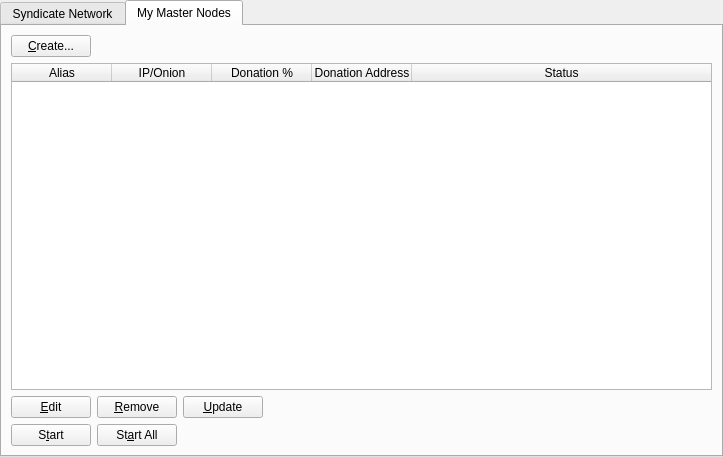
This is src/qt/forms/masternodemanager.ui in thibetabc/SyndicateQT as Qt 5 draws it before an edit. The edited form follows.
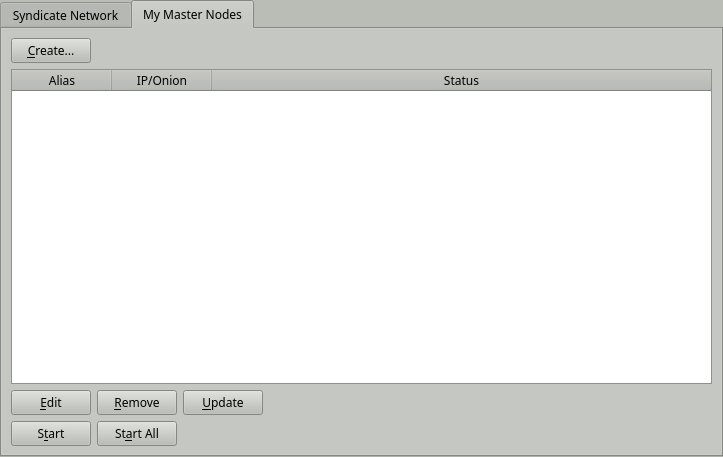
This is the edited form. The open tabs and pages were chosen to show the change.

```diff
--- a/src/qt/forms/masternodemanager.ui
+++ b/src/qt/forms/masternodemanager.ui
@@ -10,6 +10,426 @@
     <height>457</height>
    </rect>
   </property>
+  <property name="palette">
+   <palette>
+    <active>
+     <colorrole role="WindowText">
+      <brush brushstyle="SolidPattern">
+       <color alpha="255">
+        <red>0</red>
+        <green>0</green>
+        <blue>0</blue>
+       </color>
+      </brush>
+     </colorrole>
+     <colorrole role="Button">
+      <brush brushstyle="SolidPattern">
+       <color alpha="255">
+        <red>186</red>
+        <green>189</green>
+        <blue>182</blue>
+       </color>
+      </brush>
+     </colorrole>
+     <colorrole role="Light">
+      <brush brushstyle="SolidPattern">
+       <color alpha="255">
+        <red>255</red>
+        <green>255</green>
+        <blue>255</blue>
+       </color>
+      </brush>
+     </colorrole>
+     <colorrole role="Midlight">
+      <brush brushstyle="SolidPattern">
+       <color alpha="255">
+        <red>220</red>
+        <green>222</green>
+        <blue>218</blue>
+       </color>
+      </brush>
+     </colorrole>
+     <colorrole role="Dark">
+      <brush brushstyle="SolidPattern">
+       <color alpha="255">
+        <red>93</red>
+        <green>94</green>
+        <blue>91</blue>
+       </color>
+      </brush>
+     </colorrole>
+     <colorrole role="Mid">
+      <brush brushstyle="SolidPattern">
+       <color alpha="255">
+        <red>124</red>
+        <green>126</green>
+        <blue>121</blue>
+       </color>
+      </brush>
+     </colorrole>
+     <colorrole role="Text">
+      <brush brushstyle="SolidPattern">
+       <color alpha="255">
+        <red>0</red>
+        <green>0</green>
+        <blue>0</blue>
+       </color>
+      </brush>
+     </colorrole>
+     <colorrole role="BrightText">
+      <brush brushstyle="SolidPattern">
+       <color alpha="255">
+        <red>255</red>
+        <green>255</green>
+        <blue>255</blue>
+       </color>
+      </brush>
+     </colorrole>
+     <colorrole role="ButtonText">
+      <brush brushstyle="SolidPattern">
+       <color alpha="255">
+        <red>0</red>
+        <green>0</green>
+        <blue>0</blue>
+       </color>
+      </brush>
+     </colorrole>
+     <colorrole role="Base">
+      <brush brushstyle="SolidPattern">
+       <color alpha="255">
+        <red>255</red>
+        <green>255</green>
+        <blue>255</blue>
+       </color>
+      </brush>
+     </colorrole>
+     <colorrole role="Window">
+      <brush brushstyle="SolidPattern">
+       <color alpha="255">
+        <red>186</red>
+        <green>189</green>
+        <blue>182</blue>
+       </color>
+      </brush>
+     </colorrole>
+     <colorrole role="Shadow">
+      <brush brushstyle="SolidPattern">
+       <color alpha="255">
+        <red>0</red>
+        <green>0</green>
+        <blue>0</blue>
+       </color>
+      </brush>
+     </colorrole>
+     <colorrole role="AlternateBase">
+      <brush brushstyle="SolidPattern">
+       <color alpha="255">
+        <red>220</red>
+        <green>222</green>
+        <blue>218</blue>
+       </color>
+      </brush>
+     </colorrole>
+     <colorrole role="ToolTipBase">
+      <brush brushstyle="SolidPattern">
+       <color alpha="255">
+        <red>255</red>
+        <green>255</green>
+        <blue>220</blue>
+       </color>
+      </brush>
+     </colorrole>
+     <colorrole role="ToolTipText">
+      <brush brushstyle="SolidPattern">
+       <color alpha="255">
+        <red>0</red>
+        <green>0</green>
+        <blue>0</blue>
+       </color>
+      </brush>
+     </colorrole>
+    </active>
+    <inactive>
+     <colorrole role="WindowText">
+      <brush brushstyle="SolidPattern">
+       <color alpha="255">
+        <red>0</red>
+        <green>0</green>
+        <blue>0</blue>
+       </color>
+      </brush>
+     </colorrole>
+     <colorrole role="Button">
+      <brush brushstyle="SolidPattern">
+       <color alpha="255">
+        <red>186</red>
+        <green>189</green>
+        <blue>182</blue>
+       </color>
+      </brush>
+     </colorrole>
+     <colorrole role="Light">
+      <brush brushstyle="SolidPattern">
+       <color alpha="255">
+        <red>255</red>
+        <green>255</green>
+        <blue>255</blue>
+       </color>
+      </brush>
+     </colorrole>
+     <colorrole role="Midlight">
+      <brush brushstyle="SolidPattern">
+       <color alpha="255">
+        <red>220</red>
+        <green>222</green>
+        <blue>218</blue>
+       </color>
+      </brush>
+     </colorrole>
+     <colorrole role="Dark">
+      <brush brushstyle="SolidPattern">
+       <color alpha="255">
+        <red>93</red>
+        <green>94</green>
+        <blue>91</blue>
+       </color>
+      </brush>
+     </colorrole>
+     <colorrole role="Mid">
+      <brush brushstyle="SolidPattern">
+       <color alpha="255">
+        <red>124</red>
+        <green>126</green>
+        <blue>121</blue>
+       </color>
+      </brush>
+     </colorrole>
+     <colorrole role="Text">
+      <brush brushstyle="SolidPattern">
+       <color alpha="255">
+        <red>0</red>
+        <green>0</green>
+        <blue>0</blue>
+       </color>
+      </brush>
+     </colorrole>
+     <colorrole role="BrightText">
+      <brush brushstyle="SolidPattern">
+       <color alpha="255">
+        <red>255</red>
+        <green>255</green>
+        <blue>255</blue>
+       </color>
+      </brush>
+     </colorrole>
+     <colorrole role="ButtonText">
+      <brush brushstyle="SolidPattern">
+       <color alpha="255">
+        <red>0</red>
+        <green>0</green>
+        <blue>0</blue>
+       </color>
+      </brush>
+     </colorrole>
+     <colorrole role="Base">
+      <brush brushstyle="SolidPattern">
+       <color alpha="255">
+        <red>255</red>
+        <green>255</green>
+        <blue>255</blue>
+       </color>
+      </brush>
+     </colorrole>
+     <colorrole role="Window">
+      <brush brushstyle="SolidPattern">
+       <color alpha="255">
+        <red>186</red>
+        <green>189</green>
+        <blue>182</blue>
+       </color>
+      </brush>
+     </colorrole>
+     <colorrole role="Shadow">
+      <brush brushstyle="SolidPattern">
+       <color alpha="255">
+        <red>0</red>
+        <green>0</green>
+        <blue>0</blue>
+       </color>
+      </brush>
+     </colorrole>
+     <colorrole role="AlternateBase">
+      <brush brushstyle="SolidPattern">
+       <color alpha="255">
+        <red>220</red>
+        <green>222</green>
+        <blue>218</blue>
+       </color>
+      </brush>
+     </colorrole>
+     <colorrole role="ToolTipBase">
+      <brush brushstyle="SolidPattern">
+       <color alpha="255">
+        <red>255</red>
+        <green>255</green>
+        <blue>220</blue>
+       </color>
+      </brush>
+     </colorrole>
+     <colorrole role="ToolTipText">
+      <brush brushstyle="SolidPattern">
+       <color alpha="255">
+        <red>0</red>
+        <green>0</green>
+        <blue>0</blue>
+       </color>
+      </brush>
+     </colorrole>
+    </inactive>
+    <disabled>
+     <colorrole role="WindowText">
+      <brush brushstyle="SolidPattern">
+       <color alpha="255">
+        <red>93</red>
+        <green>94</green>
+        <blue>91</blue>
+       </color>
+      </brush>
+     </colorrole>
+     <colorrole role="Button">
+      <brush brushstyle="SolidPattern">
+       <color alpha="255">
+        <red>186</red>
+        <green>189</green>
+        <blue>182</blue>
+       </color>
+      </brush>
+     </colorrole>
+     <colorrole role="Light">
+      <brush brushstyle="SolidPattern">
+       <color alpha="255">
+        <red>255</red>
+        <green>255</green>
+        <blue>255</blue>
+       </color>
+      </brush>
+     </colorrole>
+     <colorrole role="Midlight">
+      <brush brushstyle="SolidPattern">
+       <color alpha="255">
+        <red>220</red>
+        <green>222</green>
+        <blue>218</blue>
+       </color>
+      </brush>
+     </colorrole>
+     <colorrole role="Dark">
+      <brush brushstyle="SolidPattern">
+       <color alpha="255">
+        <red>93</red>
+        <green>94</green>
+        <blue>91</blue>
+       </color>
+      </brush>
+     </colorrole>
+     <colorrole role="Mid">
+      <brush brushstyle="SolidPattern">
+       <color alpha="255">
+        <red>124</red>
+        <green>126</green>
+        <blue>121</blue>
+       </color>
+      </brush>
+     </colorrole>
+     <colorrole role="Text">
+      <brush brushstyle="SolidPattern">
+       <color alpha="255">
+        <red>93</red>
+        <green>94</green>
+        <blue>91</blue>
+       </color>
+      </brush>
+     </colorrole>
+     <colorrole role="BrightText">
+      <brush brushstyle="SolidPattern">
+       <color alpha="255">
+        <red>255</red>
+        <green>255</green>
+        <blue>255</blue>
+       </color>
+      </brush>
+     </colorrole>
+     <colorrole role="ButtonText">
+      <brush brushstyle="SolidPattern">
+       <color alpha="255">
+        <red>93</red>
+        <green>94</green>
+        <blue>91</blue>
+       </color>
+      </brush>
+     </colorrole>
+     <colorrole role="Base">
+      <brush brushstyle="SolidPattern">
+       <color alpha="255">
+        <red>186</red>
+        <green>189</green>
+        <blue>182</blue>
+       </color>
+      </brush>
+     </colorrole>
+     <colorrole role="Window">
+      <brush brushstyle="SolidPattern">
+       <color alpha="255">
+        <red>186</red>
+        <green>189</green>
+        <blue>182</blue>
+       </color>
+      </brush>
+     </colorrole>
+     <colorrole role="Shadow">
+      <brush brushstyle="SolidPattern">
+       <color alpha="255">
+        <red>0</red>
+        <green>0</green>
+        <blue>0</blue>
+       </color>
+      </brush>
+     </colorrole>
+     <colorrole role="AlternateBase">
+      <brush brushstyle="SolidPattern">
+       <color alpha="255">
+        <red>186</red>
+        <green>189</green>
+        <blue>182</blue>
+       </color>
+      </brush>
+     </colorrole>
+     <colorrole role="ToolTipBase">
+      <brush brushstyle="SolidPattern">
+       <color alpha="255">
+        <red>255</red>
+        <green>255</green>
+        <blue>220</blue>
+       </color>
+      </brush>
+     </colorrole>
+     <colorrole role="ToolTipText">
+      <brush brushstyle="SolidPattern">
+       <color alpha="255">
+        <red>0</red>
+        <green>0</green>
+        <blue>0</blue>
+       </color>
+      </brush>
+     </colorrole>
+    </disabled>
+   </palette>
+  </property>
+  <property name="font">
+   <font>
+    <family>Sawasdee</family>
+   </font>
+  </property>
   <property name="windowTitle">
    <string>Form</string>
   </property>
@@ -33,6 +453,11 @@
      </property>
      <item>
       <widget class="QTabWidget" name="tabWidget">
+       <property name="font">
+        <font>
+         <family>Sawasdee</family>
+        </font>
+       </property>
        <property name="currentIndex">
         <number>1</number>
        </property>
@@ -189,6 +614,11 @@
             <layout class="QHBoxLayout" name="horizontalLayout">
              <item>
               <widget class="QPushButton" name="createButton">
+               <property name="font">
+                <font>
+                 <family>Sawasdee</family>
+                </font>
+               </property>
                <property name="text">
                 <string>&amp;Create...</string>
                </property>
@@ -196,6 +626,11 @@
              </item>
              <item>
               <spacer name="horizontalSpacer">
+               <property name="font">
+                <font>
+                 <family>Sawasdee</family>
+                </font>
+               </property>
                <property name="orientation">
                 <enum>Qt::Horizontal</enum>
                </property>
@@ -217,6 +652,11 @@
                <height>0</height>
               </size>
              </property>
+             <property name="font">
+              <font>
+               <family>Sawasdee</family>
+              </font>
+             </property>
              <property name="editTriggers">
               <set>QAbstractItemView::NoEditTriggers</set>
              </property>
@@ -242,16 +682,6 @@
                <string>IP/Onion</string>
               </property>
              </column>
-             <column>
-              <property name="text">
-               <string>Donation %</string>
-              </property>
-             </column>
-             <column>
-              <property name="text">
-               <string>Donation Address</string>
-              </property>
-             </column>
              <column>
               <property name="text">
                <string>Status</string>
@@ -266,6 +696,11 @@
              </property>
              <item>
               <widget class="QPushButton" name="editButton">
+               <property name="font">
+                <font>
+                 <family>Sawasdee</family>
+                </font>
+               </property>
                <property name="text">
                 <string>&amp;Edit</string>
                </property>
@@ -273,6 +708,11 @@
              </item>
              <item>
               <widget class="QPushButton" name="removeButton">
+               <property name="font">
+                <font>
+                 <family>Sawasdee</family>
+                </font>
+               </property>
                <property name="text">
                 <string>&amp;Remove</string>
                </property>
@@ -280,6 +720,11 @@
              </item>
              <item>
               <widget class="QPushButton" name="UpdateButton">
+               <property name="font">
+                <font>
+                 <family>Sawasdee</family>
+                </font>
+               </property>
                <property name="text">
                 <string>&amp;Update</string>
                </property>
@@ -287,6 +732,11 @@
              </item>
              <item>
               <spacer name="horizontalSpacer_2">
+               <property name="font">
+                <font>
+                 <family>Sawasdee</family>
+                </font>
+               </property>
                <property name="orientation">
                 <enum>Qt::Horizontal</enum>
                </property>
@@ -314,6 +764,11 @@
              </property>
              <item>
               <widget class="QPushButton" name="startButton">
+               <property name="font">
+                <font>
+                 <family>Sawasdee</family>
+                </font>
+               </property>
                <property name="text">
                 <string>S&amp;tart</string>
                </property>
@@ -321,6 +776,11 @@
              </item>
              <item>
               <widget class="QPushButton" name="startAllButton">
+               <property name="font">
+                <font>
+                 <family>Sawasdee</family>
+                </font>
+               </property>
                <property name="text">
                 <string>St&amp;art All</string>
                </property>
@@ -328,6 +788,11 @@
              </item>
              <item>
               <spacer name="horizontalSpacer_5">
+               <property name="font">
+                <font>
+                 <family>Sawasdee</family>
+                </font>
+               </property>
                <property name="orientation">
                 <enum>Qt::Horizontal</enum>
                </property>
```
Left out of the diff: 74 changed lines with no effect on the pictures.
